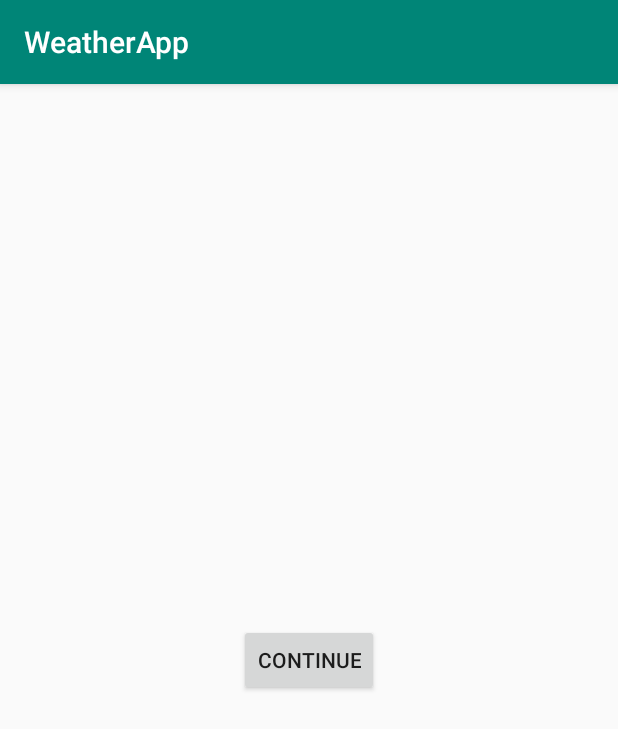
After one commit to KrishanRoy/WeatherApp, an Android app: the SplashActivity screen opened directly, with no data from a screen before it, on a phone screen of 412 x 824 dp. The commit adds this screen. Shown: the top 729 px of the screen. Run offline under Robolectric (Android 15) with nearby library versions, the phone set to English and light mode, and no system bars.

```diff
--- a/app/build.gradle
+++ b/app/build.gradle
@@ -49,4 +49,5 @@ dependencies {
     implementation 'android.arch.lifecycle:extensions:1.1.1'
     //noinspection LifecycleAnnotationProcessorWithJava8
     annotationProcessor 'android.arch.lifecycle:compiler:1.1.1'
+    implementation 'com.google.android.gms:play-services-maps:17.0.0'
 }
--- /dev/null
+++ b/app/src/main/java/org/krishan/weatherapp/SplashActivity.java
@@ -0,0 +1,74 @@
+package org.krishan.weatherapp;
+
+import androidx.appcompat.app.AppCompatActivity;
+import androidx.core.app.ActivityCompat;
+
+import android.content.Intent;
+import android.content.pm.PackageManager;
+import android.os.Bundle;
+import android.util.Log;
+import android.view.View;
+import android.widget.Button;
+
+import com.google.android.gms.location.FusedLocationProviderClient;
+import com.google.android.gms.maps.model.LatLng;
+
+import static com.google.android.gms.location.LocationServices.getFusedLocationProviderClient;
+
+public class SplashActivity extends AppCompatActivity {
+    public static final String TAG = "SplashActivity";
+    public static final String LAT_KEY = "latitude";
+    public static final String LONG_KEY = "longitude";
+    private LatLng latLng;
+
+    @Override
+    protected void onCreate(Bundle savedInstanceState) {
+        super.onCreate(savedInstanceState);
+        setContentView(R.layout.activity_splash);
+        if (checkIfPermissionNotGranted()) {
+            askForPermission();
+        } else {
+            //TODO: if the GPS is off, prompt dialogue to turn it on{
+
+            //TODO: getLastLocation() --> Make Network Call
+            // }
+            getLastLocation();
+            Button button = findViewById(R.id.splash_button);
+            button.setOnClickListener(v -> sendToMain());
+        }
+    }
+
+    private boolean checkIfPermissionNotGranted() {
+        return ActivityCompat.checkSelfPermission(this, android.Manifest.permission.ACCESS_FINE_LOCATION) != PackageManager.PERMISSION_GRANTED ||
+                ActivityCompat.checkSelfPermission(this, android.Manifest.permission.ACCESS_COARSE_LOCATION) != PackageManager.PERMISSION_GRANTED;
+    }
+
+    private void askForPermission() {
+        ActivityCompat.requestPermissions(this,
+                new String[]{android.Manifest.permission.ACCESS_FINE_LOCATION,
+                        android.Manifest.permission.ACCESS_COARSE_LOCATION}, 1020);
+    }
+
+    public void getLastLocation() {
+        FusedLocationProviderClient locationClient = getFusedLocationProviderClient(this);
+        locationClient.getLastLocation()
+                .addOnSuccessListener(location -> {
+                    // GPS location can be null if GPS is switched off
+                    if (location != null) {
+                        Log.d(TAG, "onSuccess: " + location.getLatitude());
+                        latLng = new LatLng(location.getLatitude(), location.getLongitude());
+
+                    }
+                }).addOnFailureListener(e -> {
+            Log.d("getLastLocation", "cannot get last GPS location");
+            e.printStackTrace();
+        });
+    }
+
+    private void sendToMain() {
+        Intent intent = new Intent(this, MainActivity.class);
+        intent.putExtra(LAT_KEY, latLng.latitude);
+        intent.putExtra(LONG_KEY, latLng.longitude);
+        startActivity(intent);
+    }
+}
--- /dev/null
+++ b/app/src/main/res/layout/activity_splash.xml
@@ -0,0 +1,18 @@
+<?xml version="1.0" encoding="utf-8"?>
+<androidx.constraintlayout.widget.ConstraintLayout xmlns:android="http://schemas.android.com/apk/res/android"
+    xmlns:app="http://schemas.android.com/apk/res-auto"
+    xmlns:tools="http://schemas.android.com/tools"
+    android:layout_width="match_parent"
+    android:layout_height="match_parent"
+    tools:context=".SplashActivity">
+
+    <Button
+        android:id="@+id/splash_button"
+        android:layout_width="wrap_content"
+        android:layout_height="wrap_content"
+        android:text="@string/splash_button"
+        app:layout_constraintBottom_toBottomOf="parent"
+        app:layout_constraintEnd_toEndOf="parent"
+        app:layout_constraintStart_toStartOf="parent"
+        app:layout_constraintTop_toTopOf="parent" />
+</androidx.constraintlayout.widget.ConstraintLayout>
--- a/app/src/main/res/values/strings.xml
+++ b/app/src/main/res/values/strings.xml
@@ -1,3 +1,7 @@
 <resources>
     <string name="app_name">WeatherApp</string>
+    <string name="title_location_permission">Location is required</string>
+    <string name="text_location_permission">Without Location the app would not run! Enable Location?</string>
+    <string name="ok">Ok</string>
+    <string name="splash_button">Continue</string>
 </resources>
```
Also changed, not shown: app/src/main/AndroidManifest.xml (+8 -3 lines), app/src/main/java/org/krishan/weatherapp/MainActivity.java (+96 -9 lines), app/src/main/java/org/krishan/weatherapp/viewmodel/WeatherViewModel.java (+20 -2 lines), app/src/main/res/layout/activity_main.xml (+5 -2 lines).
